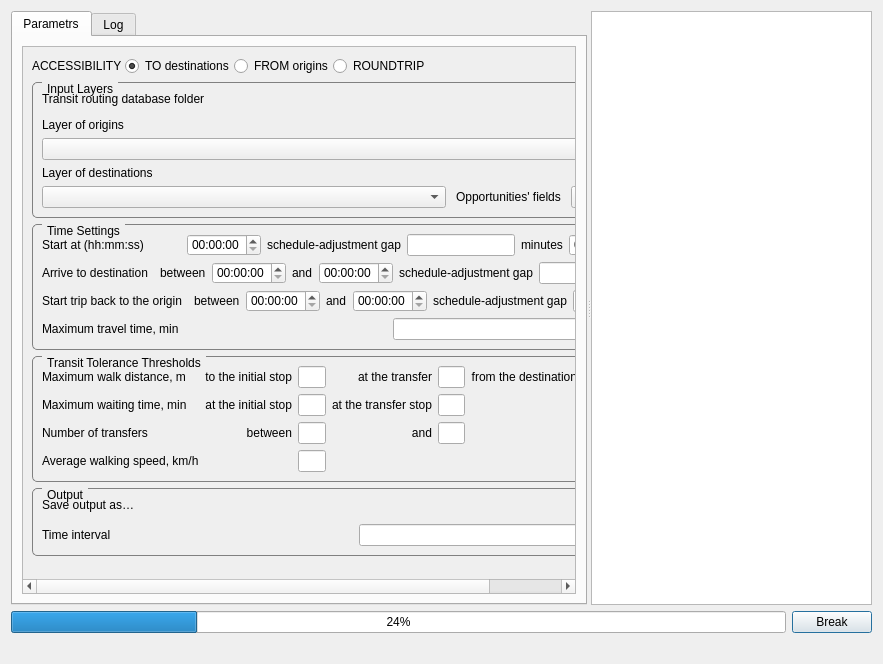
Old version of the form UI/raptor.ui in the repository ishusterman/tau_net_calc.
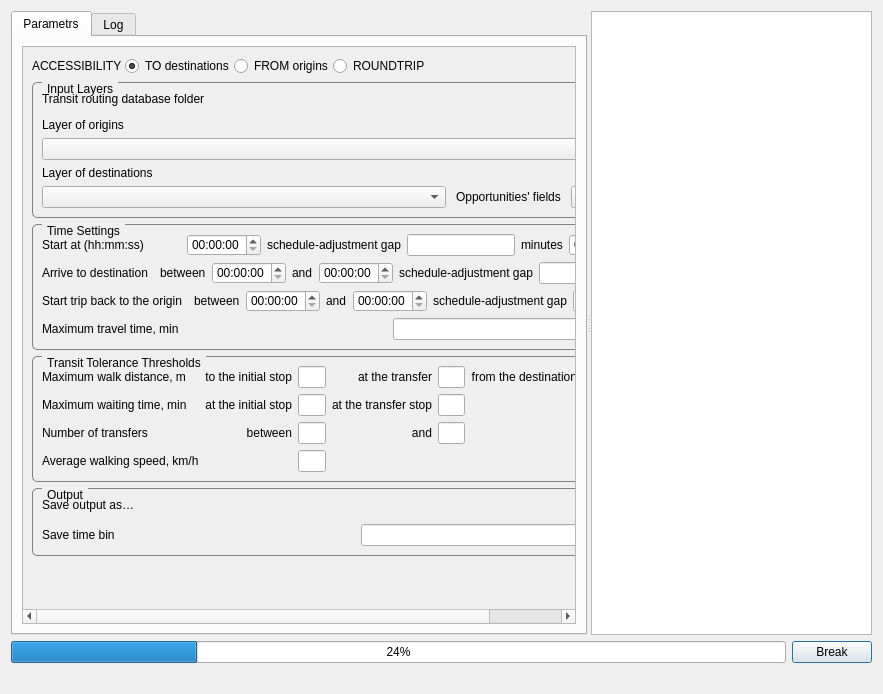
New version of the form. Custom widgets are drawn as their Qt base class.

```diff
--- a/UI/raptor.ui
+++ b/UI/raptor.ui
@@ -10,7 +10,7 @@
     <x>0</x>
     <y>0</y>
     <width>883</width>
-    <height>664</height>
+    <height>694</height>
    </rect>
   </property>
   <property name="windowTitle">
@@ -497,7 +497,7 @@
                      <item>
                       <widget class="QLabel" name="lblTimeInterval">
                        <property name="text">
-                        <string>Time interval</string>
+                        <string>Save time bin</string>
                        </property>
                       </widget>
                      </item>
@@ -512,7 +512,11 @@
                       </widget>
                      </item>
                      <item>
-                      <widget class="QLineEdit" name="txtTimeInterval"/>
+                      <widget class="QLineEdit" name="txtTimeInterval">
+                       <property name="alignment">
+                        <set>Qt::AlignRight|Qt::AlignTrailing|Qt::AlignVCenter</set>
+                       </property>
+                      </widget>
                      </item>
                      <item>
                       <widget class="QLabel" name="lblMinutes">
```
Left out of the diff: 12 changed lines with no effect on the pictures.
